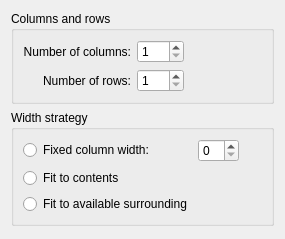
Above: plugins/textshape/dialogs/TableDialog.ui from KDE/krita before the change. Below: the same form after it.
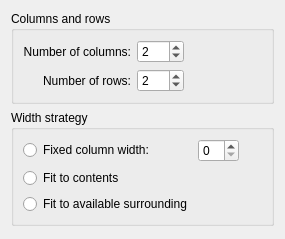
That is the form after the change.

Commit message: Work on drawing of borders. Mostly so that Estan can play with it for his layout

```diff
--- a/plugins/textshape/dialogs/TableDialog.ui
+++ b/plugins/textshape/dialogs/TableDialog.ui
@@ -47,6 +47,9 @@
         <property name="maximum">
          <number>999</number>
         </property>
+        <property name="value">
+         <number>2</number>
+        </property>
        </widget>
       </item>
       <item row="1" column="0">
@@ -70,6 +73,9 @@
         <property name="maximum">
          <number>999</number>
         </property>
+        <property name="value">
+         <number>2</number>
+        </property>
        </widget>
       </item>
       <item row="0" column="2">
```
The commit also changes 7 other files.
